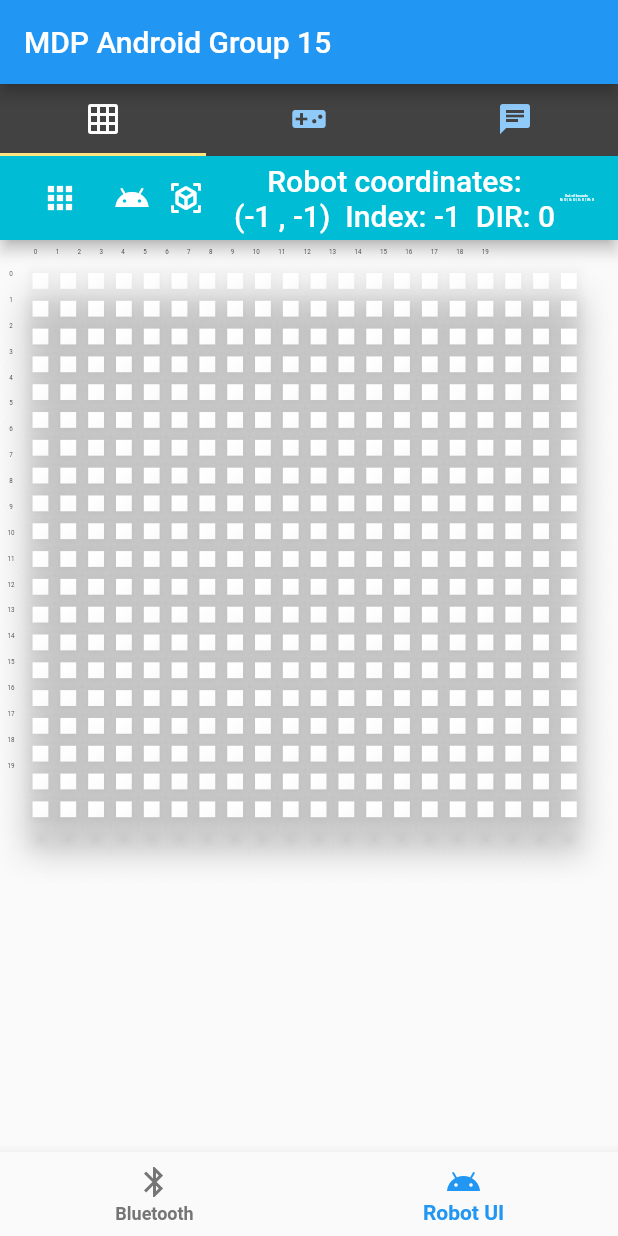
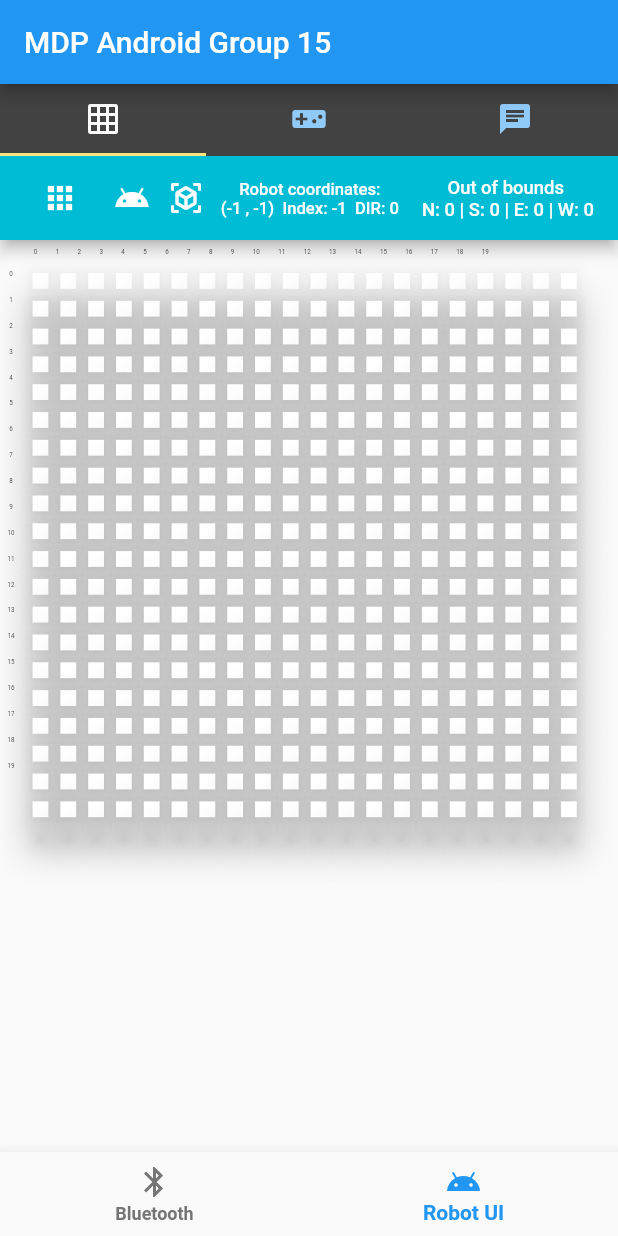
Before and after one commit to xKwan/MDP3004, a Flutter app: the screen it shows after launch, item 2 of the bottom bar chosen, on a phone screen of 412 x 824 dp. Run offline on Flutter 3.47's test engine with Material 2 defaults, Android fonts, the phone set to English and light mode, and no system bars; our stand-ins replace another_flushbar, flutter_bluetooth_serial, rxdart.

Commit message:
Fixed text overflowing in appbar

```diff
--- a/lib/GridArena.dart
+++ b/lib/GridArena.dart
@@ -324,7 +324,9 @@
                                   Icon(Icons.view_in_ar, color: Colors.black)),
                         ),
 
-                        Padding(
+                        Expanded(
+                          child: FittedBox(
+                            child: Padding(
                               padding:
                                   const EdgeInsets.fromLTRB(20.0, 8.0, 0.0, 8.0),
                               child: Container(
@@ -341,6 +343,8 @@
                                   ),*/
                                   // maxLines: 2,   // TRY THIS
                                   textAlign: TextAlign.center,
+                                ),
+                              ),
                             ),
                           ),
                         ),
```
Also changed, not shown: 1 other file. Lines whose indentation alone changed are shown as unchanged.
